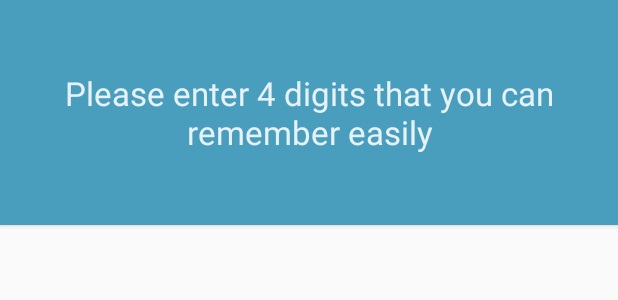
After one commit to ARosentiehl24/uSecurity, an Android app: the layout activity_intro.xml on its own in the app's theme, with its tools: preview values and no code run, on a phone screen of 412 x 824 dp. The commit adds this screen. Shown: the top 300 px of the screen. Run offline under Robolectric (Android 15) with nearby library versions, the phone set to English and light mode, and no system bars.

Commit message:
Added main fragments

```diff
--- a/app/build.gradle
+++ b/app/build.gradle
@@ -64,6 +64,7 @@ dependencies {
     compile 'com.dmitrymalkovich.android:material-design-dimens:1.2'
     compile 'com.eightbitlab:blurview:1.0.4'
     compile 'com.github.2359media:EasyAndroidAnimations:0.8'
+    compile 'com.github.badoualy:stepper-indicator:1.0.2'
     compile 'com.github.CymChad:BaseRecyclerViewAdapterHelper:v1.8.4'
     compile 'com.github.javiersantos:AppUpdater:2.1.1'
     compile 'com.github.nisrulz:easydeviceinfo:2.0.1'
--- a/app/src/main/java/com/arrg/android/app/usecurity/RequestFingerprintFragment.java
+++ b/app/src/main/java/com/arrg/android/app/usecurity/RequestFingerprintFragment.java
@@ -38,7 +38,5 @@ public class RequestFingerprintFragment extends Fragment implements FragmentComp
     @Override
     public void onViewCreated(View view, @Nullable Bundle savedInstanceState) {
         super.onViewCreated(view, savedInstanceState);
-
-
     }
 }
--- /dev/null
+++ b/app/src/main/res/drawable/button_bar_background.xml
@@ -0,0 +1,3 @@
+<?xml version="1.0" encoding="utf-8"?>
+<ripple xmlns:android="http://schemas.android.com/apk/res/android"
+    android:color="@color/white_glass50" />
--- a/app/src/main/res/drawable/ic_done_white_48dp.xml
+++ b/app/src/main/res/drawable/ic_done_white_48dp.xml
@@ -5,6 +5,6 @@
     android:viewportHeight="24.0"
     android:viewportWidth="24.0">
     <path
-        android:fillColor="#FFFFFF"
+        android:fillColor="@color/white_glass75"
         android:pathData="M9,16.2L4.8,12l-1.4,1.4L9,19 21,7l-1.4,-1.4L9,16.2z" />
 </vector>
--- a/app/src/main/res/drawable/ic_error_outline_white_48dp.xml
+++ b/app/src/main/res/drawable/ic_error_outline_white_48dp.xml
@@ -5,6 +5,6 @@
     android:viewportHeight="24.0"
     android:viewportWidth="24.0">
     <path
-        android:fillColor="#FFFFFF"
+        android:fillColor="@color/white_glass75"
         android:pathData="M11,15h2v2h-2zM11,7h2v6h-2zM11.99,2C6.47,2 2,6.48 2,12s4.47,10 9.99,10C17.52,22 22,17.52 22,12S17.52,2 11.99,2zM12,20c-4.42,0 -8,-3.58 -8,-8s3.58,-8 8,-8 8,3.58 8,8 -3.58,8 -8,8z" />
 </vector>
--- /dev/null
+++ b/app/src/main/res/layout/activity_intro.xml
@@ -0,0 +1,38 @@
+<?xml version="1.0" encoding="utf-8"?>
+<LinearLayout xmlns:android="http://schemas.android.com/apk/res/android"
+    xmlns:app="http://schemas.android.com/apk/res-auto"
+    xmlns:tools="http://schemas.android.com/tools"
+    android:id="@+id/main_content"
+    android:layout_width="match_parent"
+    android:layout_height="match_parent"
+    android:fitsSystemWindows="true"
+    android:orientation="vertical"
+    tools:context="com.arrg.android.app.usecurity.IntroActivity">
+
+    <android.support.v7.widget.CardView
+        android:layout_width="match_parent"
+        android:layout_height="150dp"
+        app:cardBackgroundColor="@color/colorPrimaryDark"
+        app:cardCornerRadius="0dp">
+
+        <RelativeLayout
+            android:layout_width="match_parent"
+            android:layout_height="match_parent">
+
+            <android.support.v7.widget.AppCompatTextView
+                style="@style/TextAppearance.AppCompat.Large"
+                android:layout_width="wrap_content"
+                android:layout_height="wrap_content"
+                android:layout_centerInParent="true"
+                android:gravity="center"
+                android:text="@string/request_pin_message"
+                android:textColor="@color/primary_text_default_dark" />
+        </RelativeLayout>
+    </android.support.v7.widget.CardView>
+
+    <android.support.v4.view.ViewPager
+        android:id="@+id/viewPager"
+        android:layout_width="match_parent"
+        android:layout_height="match_parent"
+        app:layout_behavior="@string/appbar_scrolling_view_behavior" />
+</LinearLayout>
--- /dev/null
+++ b/app/src/main/res/values-v21/styles.xml
@@ -0,0 +1 @@
+<resources></resources>
--- a/app/src/main/res/values/strings.xml
+++ b/app/src/main/res/values/strings.xml
@@ -5,4 +5,8 @@
     <string name="fingerprint_setting_message">To enable fingerprint press the corresponding button</string>
     <string name="enable_fingerprint_support">Enable Fingerprint Support</string>
     <string name="disable_fingerprint_support">Disable Fingerprint Support</string>
+    <string name="fingerprints_registered">You have registered %s fingerprints</string>
+    <string name="title_activity_intro">USecurity</string>
+    <string name="action_settings">Settings</string>
+    <string name="section_format">Hello World from section: %1$d</string>
 </resources>
```
Also changed, not shown: app/src/main/AndroidManifest.xml (+10 -0 lines), app/src/main/java/com/arrg/android/app/usecurity/IntroActivity.java (added, +47 -0 lines), app/src/main/java/com/arrg/android/app/usecurity/IntroductionActivity.java (+6 -11 lines), app/src/main/res/drawable/ic_fingerprint_white_48dp.xml (+1 -1 lines), app/src/main/res/layout/fragment_request_fingerprint.xml (+24 -16 lines), app/src/main/res/menu/menu_intro.xml (added, +10 -0 lines), app/src/main/res/values/styles.xml (+13 -0 lines).
